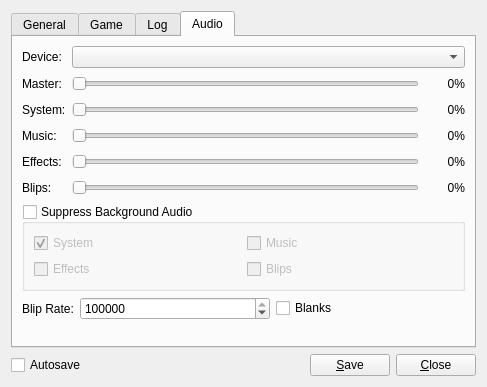
Above: res/ui/config_panel.ui from lambdcalculus/AO2-Client before the change. Below: the same form after it.
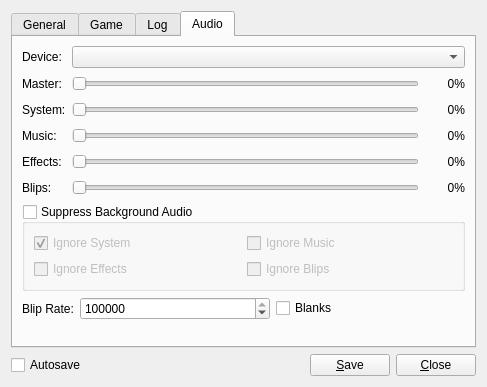
That is the form after the change.

Commit message: Clarified checkbox effect for ignoring suppression

The edit to the form file:
```diff
--- a/res/ui/config_panel.ui
+++ b/res/ui/config_panel.ui
@@ -790,7 +790,7 @@
              <string>&lt;html&gt;&lt;head/&gt;&lt;body&gt;&lt;p&gt;If enabled, the audio channel will not be suppressed when the option [&lt;font style=&quot; color:#0000ff;&quot;&gt;Suppress Background Audio&lt;/font&gt;] is enabled and activated.&lt;/p&gt;&lt;/body&gt;&lt;/html&gt;</string>
             </property>
             <property name="text">
-             <string>System</string>
+             <string>Ignore System</string>
             </property>
             <property name="checkable">
              <bool>true</bool>
@@ -806,7 +806,7 @@
              <string>&lt;html&gt;&lt;head/&gt;&lt;body&gt;&lt;p&gt;If enabled, the audio channel will not be suppressed when the option [&lt;span style=&quot; color:#0000ff;&quot;&gt;Suppress Background Audio&lt;/span&gt;] is enabled and activated.&lt;/p&gt;&lt;/body&gt;&lt;/html&gt;</string>
             </property>
             <property name="text">
-             <string>Music</string>
+             <string>Ignore Music</string>
             </property>
            </widget>
           </item>
@@ -816,7 +816,7 @@
              <string>&lt;html&gt;&lt;head/&gt;&lt;body&gt;&lt;p&gt;If enabled, the audio channel will not be suppressed when the option [&lt;font style=&quot; color:#0000ff;&quot;&gt;Suppress Background Audio&lt;/font&gt;] is enabled and activated.&lt;/p&gt;&lt;/body&gt;&lt;/html&gt;</string>
             </property>
             <property name="text">
-             <string>Effects</string>
+             <string>Ignore Effects</string>
             </property>
            </widget>
           </item>
@@ -826,7 +826,7 @@
              <string>&lt;html&gt;&lt;head/&gt;&lt;body&gt;&lt;p&gt;If enabled, the audio channel will not be suppressed when the option [&lt;font style=&quot; color:#0000ff;&quot;&gt;Suppress Background Audio&lt;/font&gt;] is enabled and activated.&lt;/p&gt;&lt;/body&gt;&lt;/html&gt;</string>
             </property>
             <property name="text">
-             <string>Blips</string>
+             <string>Ignore Blips</string>
             </property>
            </widget>
           </item>
```
